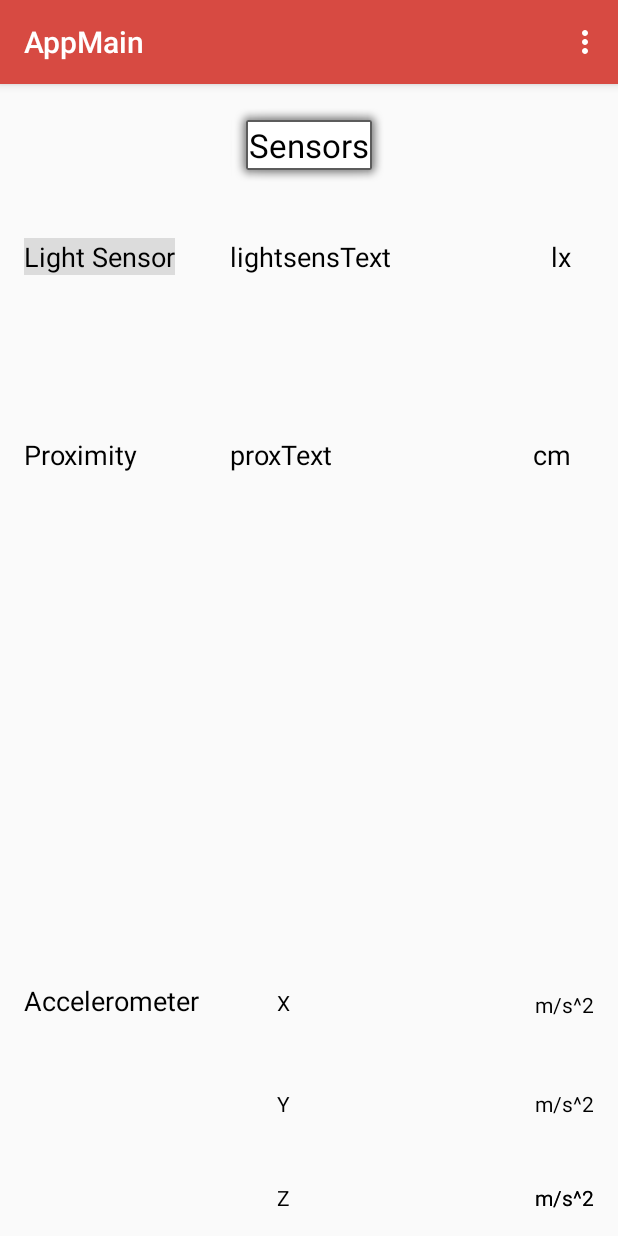
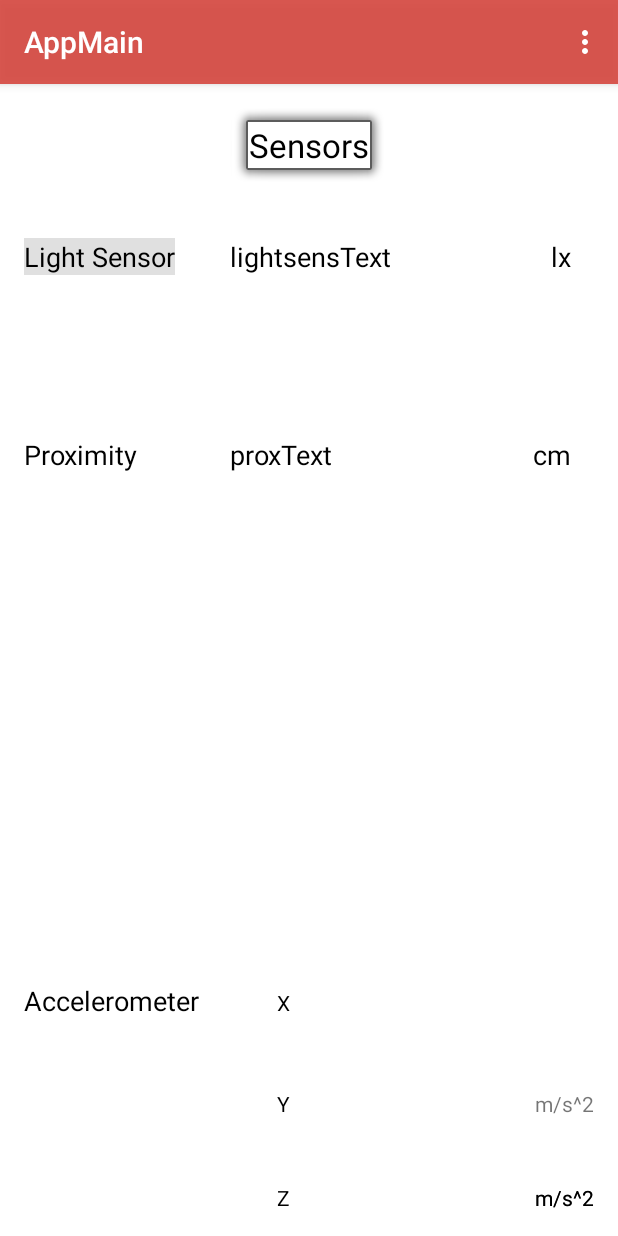
Before and after one commit to taggelos/BlindLight, an Android app: the MainActivity screen opened directly, with no data from a screen before it, on a phone screen of 412 x 824 dp. Run offline under Robolectric (Android 15) with nearby library versions, the light colour scheme and no system bars.

Commit message:
Revert "mainFixed#2"
This reverts commit 16d8395a552fd1395a2b1bb1126ff3d83b2cd1f1.

```diff
--- a/AccelerometerApplication/app/src/main/res/layout-v23/activity_main.xml
+++ b/AccelerometerApplication/app/src/main/res/layout-v23/activity_main.xml
@@ -4,6 +4,7 @@
     android:id="@+id/activity_main"
     android:layout_width="match_parent"
     android:layout_height="match_parent"
+    android:background="@color/colorBackround"
     android:paddingBottom="@dimen/activity_vertical_margin"
     android:paddingLeft="@dimen/activity_horizontal_margin"
     android:paddingRight="@dimen/activity_horizontal_margin"
@@ -167,23 +168,11 @@
 
     <TextView
         android:text="@string/m_s_2"
-        android:textColor="@color/colorPrimaryDark"
         android:layout_width="wrap_content"
         android:layout_height="wrap_content"
         android:layout_alignBottom="@+id/yText"
         android:layout_alignParentEnd="true"
         android:id="@+id/textView5" />
 
-    <TextView
-        android:text="@string/m_s2"
-        android:textColor="@color/colorPrimaryDark"
-        android:layout_width="wrap_content"
-        android:layout_height="wrap_content"
-        android:id="@+id/textView7"
-        tools:text="@string/m_s2"
-        android:layout_alignBottom="@+id/Accelerometer"
-        android:layout_alignParentEnd="true"
-        android:textIsSelectable="true" />
-
 
 </RelativeLayout>
--- a/AccelerometerApplication/app/src/main/res/layout/activity_home.xml
+++ b/AccelerometerApplication/app/src/main/res/layout/activity_home.xml
@@ -3,9 +3,9 @@
     xmlns:app="http://schemas.android.com/apk/res-auto"
     xmlns:tools="http://schemas.android.com/tools"
     android:id="@+id/activity_main"
-    android:background="@color/colorBackround"
     android:layout_width="match_parent"
     android:layout_height="match_parent"
+    android:background="@color/colorBackround"
     android:paddingBottom="@dimen/activity_vertical_margin"
     android:paddingLeft="@dimen/activity_horizontal_margin"
     android:paddingRight="@dimen/activity_horizontal_margin"
@@ -43,8 +43,7 @@
         tools:ignore="ContentDescription"
         android:layout_above="@+id/textView2"
         android:layout_alignParentStart="true"
-        android:layout_marginBottom="23dp"
-        android:adjustViewBounds="false" />
+        android:layout_marginBottom="23dp" />
 
     <TextView
         android:text="@string/blindlight_is_ready_to_start"
--- a/AccelerometerApplication/app/src/main/res/layout/activity_main.xml
+++ b/AccelerometerApplication/app/src/main/res/layout/activity_main.xml
@@ -20,6 +20,18 @@
     </android.support.design.widget.AppBarLayout>
 
     <TextView
+        android:text="@string/cm"
+        android:textColor="@color/colorPrimaryDark"
+        android:layout_width="wrap_content"
+        android:layout_height="wrap_content"
+        android:layout_marginEnd="15dp"
+        android:id="@+id/cm"
+        android:layout_alignBaseline="@+id/Proximity"
+        android:layout_alignBottom="@+id/Proximity"
+        android:layout_alignParentEnd="true"
+        android:textSize="18sp" />
+
+    <TextView
         android:text="@string/m_s2"
         android:textColor="@color/colorPrimaryDark"
         android:layout_width="wrap_content"
@@ -29,6 +41,29 @@
         android:layout_alignBottom="@+id/zText"
         android:layout_alignParentEnd="true"
         tools:ignore="RelativeOverlap"
+        android:textSize="18sp" />
+
+    <TextView
+        android:text="@string/X"
+        android:textColor="@color/colorPrimaryDark"
+        android:layout_width="wrap_content"
+        android:layout_height="wrap_content"
+        android:id="@+id/xText"
+        android:layout_alignBaseline="@+id/Accelerometer"
+        android:layout_alignBottom="@+id/Accelerometer"
+        android:layout_toEndOf="@+id/Accelerometer"
+        android:layout_marginStart="52dp"
+        android:textSize="14sp" />
+
+    <TextView
+        android:text="@string/Proximity"
+        android:textColor="@color/colorPrimaryDark"
+        android:layout_width="wrap_content"
+        android:layout_height="wrap_content"
+        android:id="@+id/Proximity"
+        android:layout_marginTop="107dp"
+        android:layout_below="@+id/LightTextView"
+        android:layout_alignParentStart="true"
         android:textSize="18sp" />
 
     <TextView
@@ -57,6 +92,53 @@
         android:layout_centerHorizontal="true" />
 
     <TextView
+        android:text="@string/light_sensor"
+        android:textSize="18sp"
+        android:textColor="@color/colorPrimaryDark"
+        android:layout_width="wrap_content"
+        android:layout_height="wrap_content"
+        android:id="@+id/LightTextView"
+        android:background="?attr/actionBarDivider"
+        android:layout_alignBaseline="@+id/sensText"
+        android:layout_alignBottom="@+id/sensText"
+        android:layout_alignParentStart="true" />
+
+    <TextView
+        android:text="@string/Accelerometer"
+        android:textColor="@color/colorPrimaryDark"
+        android:layout_width="wrap_content"
+        android:layout_height="wrap_content"
+        android:id="@+id/Accelerometer"
+        android:layout_alignBottom="@+id/yText"
+        android:layout_alignParentStart="true"
+        android:layout_marginBottom="66dp"
+        android:allowUndo="true"
+        android:textSize="18sp"
+        tools:ignore="UnusedAttribute" />
+
+    <TextView
+        android:text="@string/lightsensText"
+        android:textColor="@color/colorPrimaryDark"
+        android:layout_width="wrap_content"
+        android:layout_height="wrap_content"
+        android:id="@+id/sensText"
+        android:layout_marginTop="32dp"
+        android:textSize="18sp"
+        android:layout_below="@+id/readyApp"
+        android:layout_alignStart="@+id/readyApp" />
+
+    <TextView
+        android:text="@string/proxText"
+        android:textColor="@color/colorPrimaryDark"
+        android:layout_width="wrap_content"
+        android:layout_height="wrap_content"
+        android:id="@+id/proxText"
+        android:textSize="18sp"
+        android:layout_alignBaseline="@+id/Proximity"
+        android:layout_alignBottom="@+id/Proximity"
+        android:layout_alignStart="@+id/sensText" />
+
+    <TextView
         android:text="@string/lx"
         android:textColor="@color/colorPrimaryDark"
         android:textSize="18sp"
@@ -65,6 +147,16 @@
         android:layout_alignBottom="@+id/sensText"
         android:layout_alignEnd="@+id/cm"
         android:id="@+id/textView3" />
+
+    <TextView
+        android:text="@string/Y"
+        android:textColor="@color/colorPrimaryDark"
+        android:layout_width="wrap_content"
+        android:layout_height="wrap_content"
+        android:id="@+id/yText"
+        android:layout_marginBottom="43dp"
+        android:layout_above="@+id/m_sec2"
+        android:layout_alignEnd="@+id/xText" />
 
     <TextView
         android:text="@string/m_s_2"
@@ -80,99 +172,30 @@
         android:text="@string/m_s_2"
         android:layout_width="wrap_content"
         android:layout_height="wrap_content"
+        android:layout_alignTop="@+id/xText"
+        android:layout_alignParentEnd="true"
         android:id="@+id/textView6"
         android:textColor="@color/colorPrimaryDark"
-        android:textSize="18sp"
-        android:layout_alignTop="@+id/xText"
-        android:layout_alignParentEnd="true" />
+        android:textSize="18sp" />
 
-    <TextView
-        android:text="@string/proxText"
-        android:textColor="@color/colorPrimaryDark"
+    <ImageView
         android:layout_width="wrap_content"
         android:layout_height="wrap_content"
-        android:id="@+id/proxText"
-        android:textSize="18sp"
-        android:layout_centerVertical="true"
-        android:layout_alignStart="@+id/sensText" />
+        app:srcCompat="@drawable/divline"
+        android:id="@+id/imageView2"
+        android:layout_alignTop="@+id/LightTextView"
+        android:layout_alignParentStart="true"
+        tools:ignore="ContentDescription" />
 
-    <TextView
-        android:text="@string/cm"
-        android:textColor="@color/colorPrimaryDark"
+    <ImageView
         android:layout_width="wrap_content"
         android:layout_height="wrap_content"
-        android:layout_marginEnd="11dp"
-        android:id="@+id/cm"
-        android:textSize="18sp"
-        android:layout_alignBaseline="@+id/proxText"
-        android:layout_alignBottom="@+id/proxText"
-        android:layout_alignParentEnd="true" />
-
-    <TextView
-        android:text="@string/light_sensor"
-        android:textSize="18sp"
-        android:textColor="@color/colorPrimaryDark"
-        android:layout_width="wrap_content"
-        android:layout_height="wrap_content"
-        android:id="@+id/LightTextView"
-        android:layout_below="@+id/readyApp"
-        android:layout_alignParentStart="true" />
-
-    <TextView
-        android:text="@string/Accelerometer"
-        android:textColor="@color/colorPrimaryDark"
-        android:layout_width="wrap_content"
-        android:layout_height="wrap_content"
-        android:id="@+id/Accelerometer"
-        android:allowUndo="true"
-        android:textSize="18sp"
-        tools:ignore="UnusedAttribute"
-        android:layout_below="@+id/proxText"
+        app:srcCompat="@drawable/divline"
+        android:id="@+id/imageView6"
+        android:layout_alignBottom="@+id/xText"
         android:layout_alignParentStart="true"
-        android:layout_marginTop="48dp" />
-
-    <TextView
-        android:text="@string/X"
-        android:textColor="@color/colorPrimaryDark"
-        android:layout_width="wrap_content"
-        android:layout_height="wrap_content"
-        android:id="@+id/xText"
-        android:layout_marginStart="28dp"
-        android:textSize="14sp"
-        android:layout_alignBottom="@+id/Accelerometer"
-        android:layout_alignStart="@+id/readyApp" />
-
-    <TextView
-        android:text="@string/Y"
-        android:textColor="@color/colorPrimaryDark"
-        android:layout_width="wrap_content"
-        android:layout_height="wrap_content"
-        android:id="@+id/yText"
-        android:layout_below="@+id/textView6"
-        android:layout_alignEnd="@+id/xText"
-        android:layout_marginTop="56dp" />
-
-    <TextView
-        android:text="@string/lightsensText"
-        android:textColor="@color/colorPrimaryDark"
-        android:layout_width="wrap_content"
-        android:layout_height="wrap_content"
-        android:id="@+id/sensText"
-        android:layout_marginTop="28dp"
-        android:textSize="18sp"
-        android:layout_below="@+id/LightTextView"
-        android:layout_alignParentStart="true" />
-
-    <TextView
-        android:text="@string/Proximity"
-        android:textColor="@color/colorPrimaryDark"
-        android:layout_width="wrap_content"
-        android:layout_height="wrap_content"
-        android:id="@+id/Proximity"
-        android:textSize="18sp"
-        android:layout_above="@+id/cm"
-        android:layout_alignParentStart="true"
-        android:layout_marginBottom="23dp" />
+        android:contentDescription=""
+        tools:ignore="ContentDescription" />
 
 
 </RelativeLayout>
--- a/AccelerometerApplication/app/src/main/res/layout/activity_settings.xml
+++ b/AccelerometerApplication/app/src/main/res/layout/activity_settings.xml
@@ -9,7 +9,6 @@
     android:paddingRight="@dimen/activity_horizontal_margin"
     android:paddingTop="@dimen/activity_vertical_margin"
     android:label="@string/Settings"
-    android:background="@color/colorBackround"
     android:fillViewport="true"
     tools:context="com.example.aggel.accelerometerapplication.SettingsActivity"
     android:weightSum="1">
--- a/AccelerometerApplication/app/src/main/res/layout/activity_welcome_screen.xml
+++ b/AccelerometerApplication/app/src/main/res/layout/activity_welcome_screen.xml
@@ -18,8 +18,7 @@
             app:srcCompat="@mipmap/picturewels"
             android:id="@+id/imageView3"
             android:layout_above="@+id/textView"
-            android:layout_alignParentStart="true"
-            android:contentDescription="@string/textview" />
+            android:layout_alignParentStart="true" />
 
         <TextView
             android:text="@string/app_name1"
--- a/AccelerometerApplication/app/src/main/res/values/colors.xml
+++ b/AccelerometerApplication/app/src/main/res/values/colors.xml
@@ -1,7 +1,7 @@
 <?xml version="1.0" encoding="utf-8"?>
 <resources>
     <color name="colorBackround">#ffffff</color>
-    <color name="colorPrimary">#d74a42</color>
+    <color name="colorPrimary">#e9d74a42</color>
     <color name="colorPrimaryDark">#000000</color>
     <color name="colorAccent">#e94980</color>
     <color name="colorRed">#ff0202</color>
--- a/AccelerometerApplication/app/src/main/res/values/strings.xml
+++ b/AccelerometerApplication/app/src/main/res/values/strings.xml
@@ -33,5 +33,4 @@
     <string name="m_s_2">m/s^2</string>
     <string name="select_min_threshold">Select Min Threshold</string>
     <string name="select_max_threshold">Select Max Threshold</string>
-    <string name="textview">TextView</string>
 </resources>
```
Also changed, not shown: AccelerometerApplication/app/src/main/res/drawable/divline.png (added), AccelerometerApplication/app/src/main/res/drawable/doubleline.png (added), AccelerometerApplication/app/src/main/res/drawable/redseekbar.png (added), AccelerometerApplication/app/src/main/res/drawable/redseekd.png (added), AccelerometerApplication/app/src/main/res/values/styles.xml (line endings or trailing spaces).
